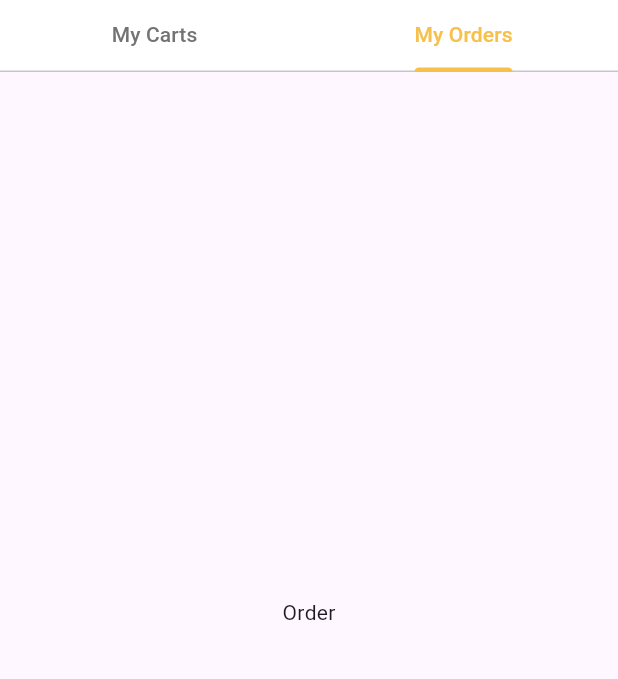
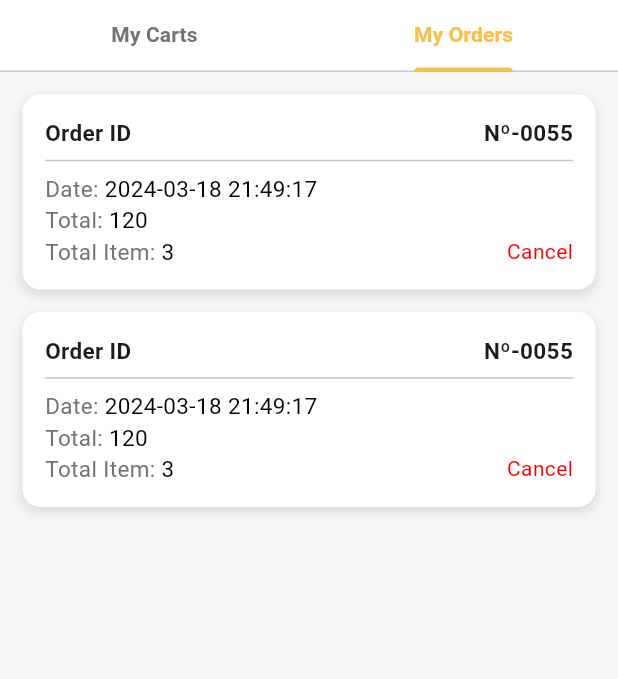
Before and after one commit to Puthsihta/flutter-ecommerce-app-dreamzone, a Flutter app: the CartScreen screen opened directly, tab 2 chosen, on a phone screen of 412 x 824 dp, the part 84-763 px from its top. Run offline on Flutter 3.47's test engine with Material 3 defaults, Android fonts, the phone set to English and light mode, and no system bars; our stand-ins replace carousel_slider; network calls fail.

Commit message:
feat: cart screen

```diff
--- /dev/null
+++ b/lib/models/order.model.dart
@@ -0,0 +1,17 @@
+class Order {
+  int id;
+  String invoiceNumber;
+  int totalItem;
+  int totalPrice;
+  String status;
+  String orderDate;
+
+  Order({
+    required this.id,
+    required this.invoiceNumber,
+    required this.totalItem,
+    required this.totalPrice,
+    required this.status,
+    required this.orderDate,
+  });
+}
--- a/lib/screens/cart/cart-screen.dart
+++ b/lib/screens/cart/cart-screen.dart
@@ -23,6 +23,7 @@ class _CartScreenState extends State<CartScreen>
   @override
   Widget build(BuildContext context) {
     return Scaffold(
+      backgroundColor: whiteSmoke,
       appBar: AppBar(
         backgroundColor: baseColor,
         title: const Text('Carts'),
@@ -37,8 +38,18 @@ class _CartScreenState extends State<CartScreen>
               unselectedLabelColor: descriptionColor,
               labelColor: baseColor,
               tabs: const <Widget>[
-                Tab(text: 'My Carts'),
-                Tab(text: 'My Orders'),
+                Tab(
+                  child: Text(
+                    "My Carts",
+                    style: TextStyle(fontWeight: FontWeight.bold),
+                  ),
+                ),
+                Tab(
+                  child: Text(
+                    "My Orders",
+                    style: TextStyle(fontWeight: FontWeight.bold),
+                  ),
+                ),
               ],
             ),
           ),
--- a/lib/screens/cart/my-order-screen.dart
+++ b/lib/screens/cart/my-order-screen.dart
@@ -1,14 +1,41 @@
+import 'package:dreamzone/models/order.model.dart';
+import 'package:dreamzone/widgets/render-order-item.dart';
 import 'package:flutter/material.dart';
 
-class MyOrders extends StatelessWidget {
+class MyOrders extends StatefulWidget {
   const MyOrders({super.key});
 
   @override
+  State<MyOrders> createState() => _MyOrdersState();
+}
+
+class _MyOrdersState extends State<MyOrders> {
+  final List<Order> orders = [
+    Order(
+        id: 1,
+        invoiceNumber: "Nº-0055",
+        totalItem: 3,
+        totalPrice: 120,
+        status: "Cancel",
+        orderDate: "2024-03-18 21:49:17"),
+    Order(
+        id: 2,
+        invoiceNumber: "Nº-0055",
+        totalItem: 3,
+        totalPrice: 120,
+        status: "Cancel",
+        orderDate: "2024-03-18 21:49:17"),
+  ];
+  @override
   Widget build(BuildContext context) {
-    return Container(
-      child: Center(
-        child: Text("Order"),
-      ),
-    );
+    return ListView.builder(
+        itemCount: orders.length,
+        itemBuilder: (context, index) {
+          return renderOrderItem(context, index);
+        });
+  }
+
+  Widget renderOrderItem(BuildContext context, int index) {
+    return RenderOrderItem(order: orders, index: index);
   }
 }
--- /dev/null
+++ b/lib/widgets/render-order-item.dart
@@ -0,0 +1,94 @@
+import 'package:dreamzone/models/order.model.dart';
+import 'package:dreamzone/theme/colors.dart';
+import 'package:flutter/material.dart';
+
+class RenderOrderItem extends StatelessWidget {
+  final List<Order> order;
+  final int index;
+
+  const RenderOrderItem({super.key, required this.order, required this.index});
+
+  @override
+  Widget build(BuildContext context) {
+    return Container(
+      height: 130,
+      margin: EdgeInsets.fromLTRB(15, index == 0 ? 15 : 0, 15, 15),
+      padding: EdgeInsets.all(15),
+      decoration: BoxDecoration(
+        color: Colors.white,
+        borderRadius: BorderRadius.circular(12),
+        boxShadow: [
+          BoxShadow(
+            color: Colors.black.withOpacity(0.1),
+            spreadRadius: 1,
+            blurRadius: 5,
+            offset: Offset(0, 3), // changes position of shadow
+          ),
+        ],
+      ),
+      child: Column(
+        children: [
+          Row(
+            mainAxisAlignment: MainAxisAlignment.spaceBetween,
+            children: [
+              Text(
+                "Order ID",
+                style: TextStyle(fontWeight: FontWeight.bold, fontSize: 15),
+              ),
+              Text(
+                order[index].invoiceNumber,
+                style: TextStyle(fontWeight: FontWeight.bold, fontSize: 15),
+              ),
+            ],
+          ),
+          Divider(),
+          Row(
+            children: [
+              Text(
+                "Date: ",
+                style: TextStyle(fontSize: 15, color: descriptionColor),
+              ),
+              Text(
+                order[index].orderDate,
+                style: TextStyle(fontSize: 15, color: titleColor),
+              ),
+            ],
+          ),
+          Row(
+            children: [
+              Text(
+                "Total: ",
+                style: TextStyle(fontSize: 15, color: descriptionColor),
+              ),
+              Text(
+                order[index].totalPrice.toString(),
+                style: TextStyle(fontSize: 15, color: titleColor),
+              ),
+            ],
+          ),
+          Row(
+            mainAxisAlignment: MainAxisAlignment.spaceBetween,
+            children: [
+              Row(
+                children: [
+                  Text(
+                    "Total Item: ",
+                    style: TextStyle(fontSize: 15, color: descriptionColor),
+                  ),
+                  Text(
+                    order[index].totalItem.toString(),
+                    style: TextStyle(fontSize: 15, color: titleColor),
+                  ),
+                ],
+              ),
+              Text(
+                order[index].status,
+                style: TextStyle(color: voidTextColor),
+              ),
+            ],
+          ),
+        ],
+      ),
+    );
+  }
+}
--- a/pubspec.yaml
+++ b/pubspec.yaml
@@ -36,6 +36,7 @@ dependencies:
   cupertino_icons: ^1.0.6
   carousel_slider: ^4.2.1
   intl: ^0.17.0
+  get:
 
 dev_dependencies:
   flutter_test:
```
Also changed, not shown: lib/screens/cart/my-cart-screen.dart (+114 -3 lines), lib/widgets/custom-button.dart (+29 -4 lines), lib/widgets/render-cart.dart (added, +174 -0 lines), pubspec.lock.
